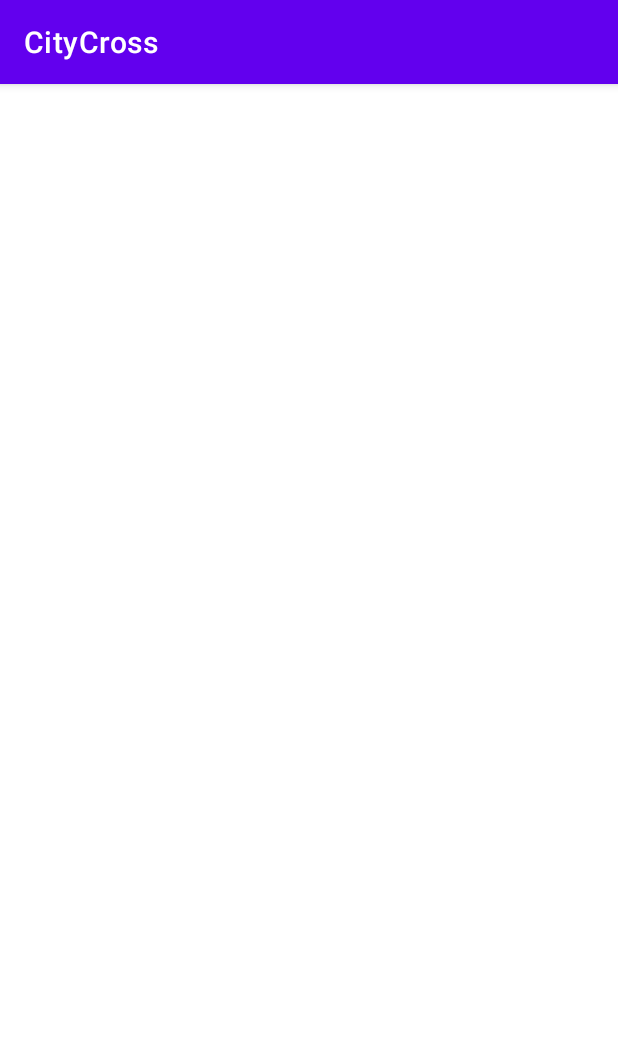
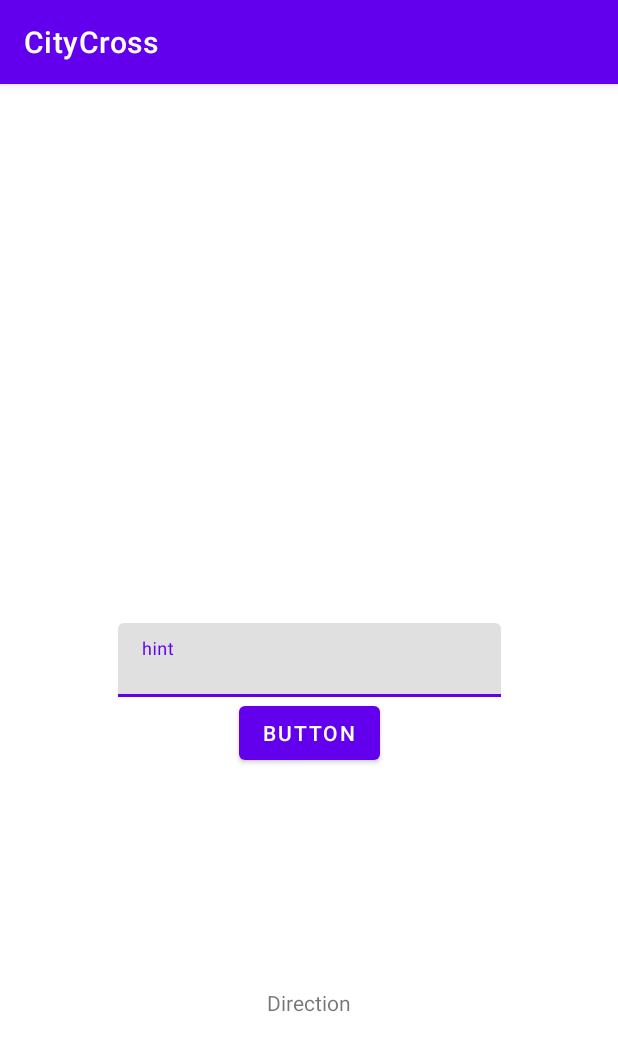
Before and after one commit to BelChaimaa/CityCross, an Android app: the guidage screen opened directly, with no data from a screen before it, on a phone screen of 412 x 824 dp. Shown: the top 1051 px of the screen. Run offline under Robolectric (Android 15) with nearby library versions, the phone set to English and light mode, and no system bars.

Commit message:
implémentation du bouton pour récupérer la ville entrée par l'utilisateur

```diff
--- a/app/src/main/java/com/example/myfirstapplication/guidage.java
+++ b/app/src/main/java/com/example/myfirstapplication/guidage.java
@@ -3,12 +3,41 @@ package com.example.myfirstapplication;
 import androidx.appcompat.app.AppCompatActivity;
 
 import android.os.Bundle;
+import android.util.Log;
+import android.view.View;
+import android.widget.Button;
+import android.widget.ToggleButton;
+
+import com.google.android.material.textfield.TextInputEditText;
+import com.google.android.material.textfield.TextInputLayout;
+
+import java.lang.reflect.Array;
 
 public class guidage extends AppCompatActivity {
+
+    private Button btnVille;
+    private TextInputEditText inputVille;
+
+    /* Attributs temporaires utilisés pour les tests en attendant leur implémentation dans les classes dédiées */
+    private float coordsVille[] = {10, 10};
+    private float distance = 100;
+    private float seuilAngle = 1;
 
     @Override
     protected void onCreate(Bundle savedInstanceState) {
         super.onCreate(savedInstanceState);
         setContentView(R.layout.activity_guidage);
+
+        btnVille = findViewById(R.id.btnVille);
+        inputVille = findViewById(R.id.inputVille);
+
+        btnVille.setOnClickListener(new View.OnClickListener() {
+            @Override
+            public void onClick(View view) {
+                Log.d("input", inputVille.getText().toString());
+            }
+        });
     }
+
+
 }
--- a/app/src/main/res/layout/activity_guidage.xml
+++ b/app/src/main/res/layout/activity_guidage.xml
@@ -4,4 +4,42 @@
     xmlns:tools="http://schemas.android.com/tools"
     android:layout_width="match_parent"
     android:layout_height="match_parent"
-    tools:context=".guidage"/>
+    tools:context=".guidage">
+
+    <com.google.android.material.textfield.TextInputLayout
+        android:id="@+id/textInputLayout"
+        android:layout_width="255dp"
+        android:layout_height="49dp"
+        app:layout_constraintBottom_toBottomOf="parent"
+        app:layout_constraintEnd_toEndOf="parent"
+        app:layout_constraintStart_toStartOf="parent"
+        app:layout_constraintTop_toTopOf="parent">
+
+        <com.google.android.material.textfield.TextInputEditText
+            android:id="@+id/inputVille"
+            android:layout_width="match_parent"
+            android:layout_height="wrap_content"
+            android:hint="hint" />
+    </com.google.android.material.textfield.TextInputLayout>
+
+    <Button
+        android:id="@+id/btnVille"
+        android:layout_width="wrap_content"
+        android:layout_height="wrap_content"
+        android:text="Button"
+        app:layout_constraintBottom_toBottomOf="parent"
+        app:layout_constraintEnd_toEndOf="@+id/textInputLayout"
+        app:layout_constraintStart_toStartOf="@+id/textInputLayout"
+        app:layout_constraintTop_toBottomOf="@+id/textInputLayout"
+        app:layout_constraintVertical_bias="0.0" />
+
+    <TextView
+        android:id="@+id/txtDirection"
+        android:layout_width="wrap_content"
+        android:layout_height="wrap_content"
+        android:text="Direction"
+        app:layout_constraintBottom_toBottomOf="parent"
+        app:layout_constraintEnd_toEndOf="parent"
+        app:layout_constraintStart_toStartOf="parent"
+        app:layout_constraintTop_toBottomOf="@+id/btnVille" />
+</androidx.constraintlayout.widget.ConstraintLayout>
```
